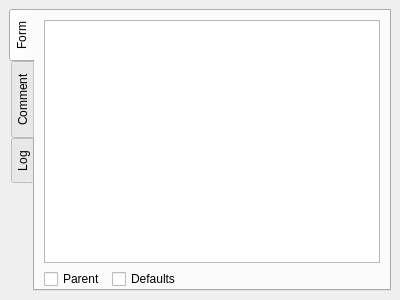
Old version of the form code/nel/tools/3d/object_viewer_qt/src/plugins/georges_editor/georges_treeview_form.ui in the repository ryzom/ryzomcore.
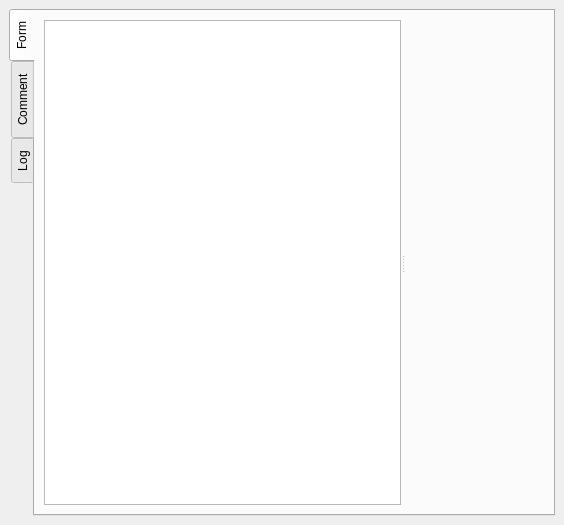
New version of the form. Custom widgets are drawn as their Qt base class.

Commit message: Changed: #1306 Radically changed the plugin in a new branch to match the way classic GE loads forms. - Refactored the tree view to show only structs, arrays, vstructs and eliminated atoms from its view. - Refactored the form view to have a Qt Properties Browser - Refactored the loader to use the classic GE addStruct/addArray. - Moved some functionality into CFormItem. - Added icons from classic GE and configured model/item to return them appropriately. - Getting read for changes via undo commands. - Eliminating/ignoring the hold/slots business from classic GE code.

What changed in the file:
```diff
--- a/code/nel/tools/3d/object_viewer_qt/src/plugins/georges_editor/georges_treeview_form.ui
+++ b/code/nel/tools/3d/object_viewer_qt/src/plugins/georges_editor/georges_treeview_form.ui
@@ -6,8 +6,8 @@
    <rect>
     <x>0</x>
     <y>0</y>
-    <width>400</width>
-    <height>300</height>
+    <width>564</width>
+    <height>525</height>
    </rect>
   </property>
   <property name="sizePolicy">
@@ -18,8 +18,8 @@
   </property>
   <property name="minimumSize">
    <size>
-    <width>199</width>
-    <height>165</height>
+    <width>280</width>
+    <height>242</height>
    </size>
   </property>
   <property name="focusPolicy">
@@ -29,9 +29,21 @@
    <string/>
   </property>
   <widget class="QWidget" name="dockWidgetContents">
-   <layout class="QGridLayout" name="gridLayout">
+   <property name="sizePolicy">
+    <sizepolicy hsizetype="Expanding" vsizetype="Expanding">
+     <horstretch>0</horstretch>
+     <verstretch>0</verstretch>
+    </sizepolicy>
+   </property>
+   <layout class="QGridLayout" name="gridLayout_5">
     <item row="0" column="0">
      <widget class="QTabWidget" name="treeViewTabWidget">
+      <property name="sizePolicy">
+       <sizepolicy hsizetype="Expanding" vsizetype="Expanding">
+        <horstretch>0</horstretch>
+        <verstretch>0</verstretch>
+       </sizepolicy>
+      </property>
       <property name="tabPosition">
        <enum>QTabWidget::West</enum>
       </property>
@@ -45,14 +57,15 @@
        <attribute name="title">
         <string>Form</string>
        </attribute>
-       <layout class="QGridLayout" name="gridLayout_3">
-        <property name="bottomMargin">
-         <number>0</number>
-        </property>
-        <item row="0" column="0" colspan="4">
+       <layout class="QHBoxLayout" name="horizontalLayout">
+        <item>
+         <widget class="QSplitter" name="splitter">
+          <property name="orientation">
+           <enum>Qt::Horizontal</enum>
+          </property>
          <widget class="QTreeView" name="treeView">
           <property name="sizePolicy">
-           <sizepolicy hsizetype="Preferred" vsizetype="Preferred">
+            <sizepolicy hsizetype="Expanding" vsizetype="Preferred">
             <horstretch>0</horstretch>
             <verstretch>0</verstretch>
            </sizepolicy>
@@ -67,32 +80,14 @@
            <bool>true</bool>
           </property>
          </widget>
-        </item>
-        <item row="1" column="0">
-         <widget class="QCheckBox" name="checkBoxParent">
-          <property name="text">
-           <string>Parent</string>
-          </property>
-         </widget>
-        </item>
-        <item row="1" column="2">
-         <spacer name="horizontalSpacer">
-          <property name="orientation">
-           <enum>Qt::Horizontal</enum>
-          </property>
-          <property name="sizeHint" stdset="0">
-           <size>
-            <width>40</width>
-            <height>20</height>
-           </size>
-          </property>
-         </spacer>
-        </item>
-        <item row="1" column="1">
-         <widget class="QCheckBox" name="checkBoxDefaults">
-          <property name="text">
-           <string>Defaults</string>
-          </property>
+          <widget class="QtTreePropertyBrowser" name="propertiesBrowser" native="true">
+           <property name="sizePolicy">
+            <sizepolicy hsizetype="Minimum" vsizetype="Preferred">
+             <horstretch>0</horstretch>
+             <verstretch>0</verstretch>
+            </sizepolicy>
+           </property>
+          </widget>
          </widget>
         </item>
        </layout>
@@ -126,8 +121,14 @@
    </layout>
   </widget>
  </widget>
- <resources>
-  <include location="georges_editor.qrc"/>
- </resources>
+ <customwidgets>
+  <customwidget>
+   <class>QtTreePropertyBrowser</class>
+   <extends>QWidget</extends>
+   <header>qttreepropertybrowser.h</header>
+   <container>1</container>
+  </customwidget>
+ </customwidgets>
+ <resources/>
  <connections/>
 </ui>
```
Left out of the diff: 3 changed lines with no effect on the pictures. Lines whose indentation alone changed are shown as unchanged. The commit also changes 18 other files.
